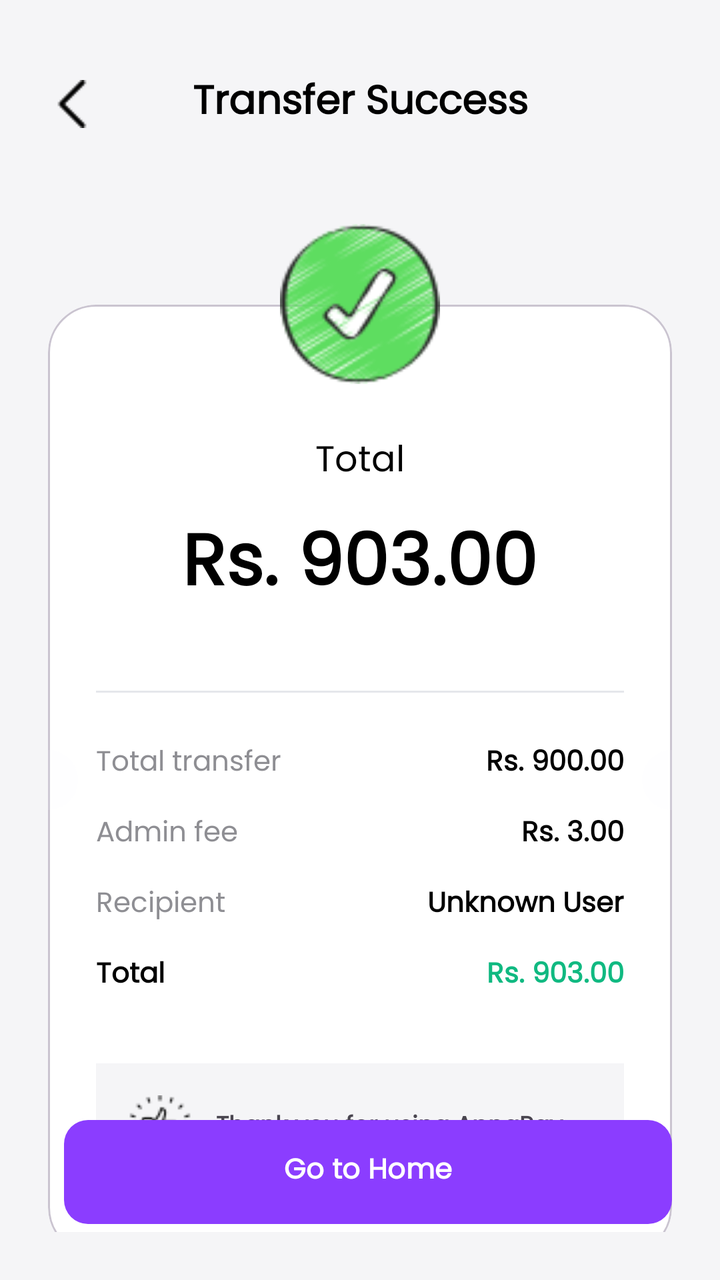
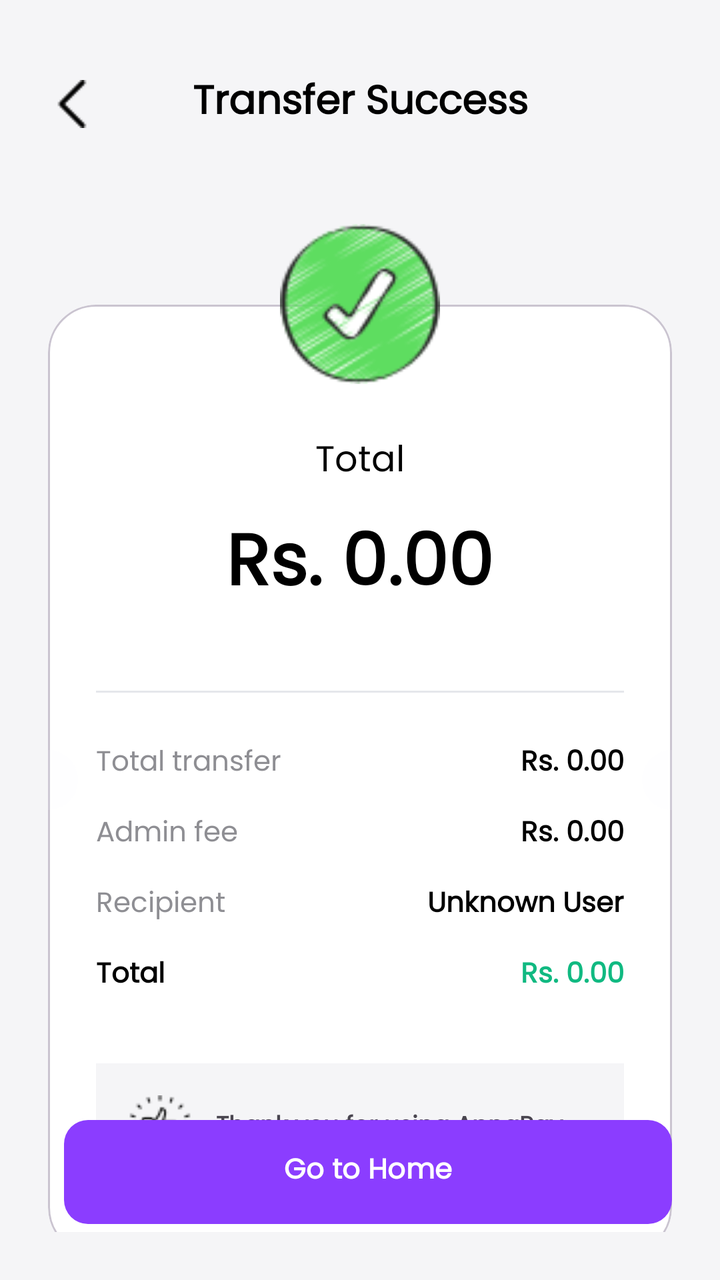

Screens rendered from an Android XML layout before and after an edit, with the pre-edit source and the edit as a unified diff.
<!-- AndroidManifest.xml: application theme Theme.ApnaPay -->
<!-- res/layout/activity_transfer_success.xml -->
<?xml version="1.0" encoding="utf-8"?>
<androidx.constraintlayout.widget.ConstraintLayout
    xmlns:android="http://schemas.android.com/apk/res/android"
    xmlns:app="http://schemas.android.com/apk/res-auto"
    android:layout_width="match_parent"
    android:layout_height="match_parent"
    android:background="@color/bg_light"
    android:padding="24dp">

    <ImageView
        android:id="@+id/btnBack"
        android:layout_width="24dp"
        android:layout_height="24dp"
        android:src="@drawable/back"
        app:tint="@color/text_main"
        android:layout_marginTop="16dp"
        app:layout_constraintTop_toTopOf="parent"
        app:layout_constraintStart_toStartOf="parent"/>

    <TextView
        android:layout_width="wrap_content"
        android:layout_height="wrap_content"
        android:text="Transfer Success"
        android:textSize="20sp"
        android:textStyle="bold"
        android:textColor="@color/text_main"
        app:layout_constraintTop_toTopOf="@id/btnBack"
        app:layout_constraintBottom_toBottomOf="@id/btnBack"
        app:layout_constraintStart_toStartOf="parent"
        app:layout_constraintEnd_toEndOf="parent"/>

    <ImageView
        android:id="@+id/imgSuccessCheck"
        android:layout_width="80dp"
        android:layout_height="80dp"
        android:layout_marginTop="48dp"
        android:background="@drawable/yes"
        app:tint="@color/apnapay_purple"
        android:padding="20dp"
        android:elevation="4dp"
        app:layout_constraintTop_toBottomOf="@id/btnBack"
        app:layout_constraintStart_toStartOf="parent"
        app:layout_constraintEnd_toEndOf="parent"/>

    
    <com.google.android.material.card.MaterialCardView
        android:id="@+id/receiptCard"
        android:layout_width="match_parent"
        android:layout_height="wrap_content"
        android:layout_marginTop="-40dp"
        app:cardBackgroundColor="@color/white"
        app:cardCornerRadius="24dp"
        app:cardElevation="0dp"
        app:layout_constraintTop_toBottomOf="@id/imgSuccessCheck">

        <LinearLayout
            android:layout_width="match_parent"
            android:layout_height="wrap_content"
            android:orientation="vertical"
            android:paddingTop="64dp"
            android:paddingBottom="32dp"
            android:paddingHorizontal="24dp"
            android:gravity="center_horizontal">

            <TextView
                android:layout_width="wrap_content"
                android:layout_height="wrap_content"
                android:text="Total"
                android:textColor="@color/text_main"
                android:textSize="18sp"/>

            <TextView
                android:id="@+id/tvSuccessAmount"
                android:layout_width="wrap_content"
                android:layout_height="wrap_content"
                android:text="Rs. 903.00"
                android:textColor="@color/text_main"
                android:textSize="36sp"
                android:textStyle="bold"
                android:layout_marginTop="8dp"/>

            
            <View
                android:layout_width="match_parent"
                android:layout_height="1dp"
                android:background="#E5E7EB"
                android:layout_marginTop="32dp"
                android:layout_marginBottom="24dp"/>

            
            <LinearLayout android:layout_width="match_parent" android:layout_height="wrap_content" android:orientation="horizontal">
                <TextView android:layout_width="0dp" android:layout_height="wrap_content" android:layout_weight="1" android:text="Total transfer" android:textColor="@color/text_muted"/>
                <TextView android:layout_width="wrap_content" android:layout_height="wrap_content" android:text="Rs. 900.00" android:textColor="@color/text_main" android:textStyle="bold"/>
            </LinearLayout>

            <LinearLayout android:layout_width="match_parent" android:layout_height="wrap_content" android:orientation="horizontal" android:layout_marginTop="12dp">
                <TextView android:layout_width="0dp" android:layout_height="wrap_content" android:layout_weight="1" android:text="Admin fee" android:textColor="@color/text_muted"/>
                <TextView android:layout_width="wrap_content" android:layout_height="wrap_content" android:text="Rs. 3.00" android:textColor="@color/text_main" android:textStyle="bold"/>
            </LinearLayout>
            
            <LinearLayout android:layout_width="match_parent" android:layout_height="wrap_content" android:orientation="horizontal" android:layout_marginTop="12dp">
                <TextView android:layout_width="0dp" android:layout_height="wrap_content" android:layout_weight="1" android:text="Recipient" android:textColor="@color/text_muted"/>
                <TextView android:id="@+id/tvSuccessRecipient" android:layout_width="wrap_content" android:layout_height="wrap_content" android:text="Unknown User" android:textColor="@color/text_main" android:textStyle="bold"/>
            </LinearLayout>

            <LinearLayout android:layout_width="match_parent" android:layout_height="wrap_content" android:orientation="horizontal" android:layout_marginTop="12dp">
                <TextView android:layout_width="0dp" android:layout_height="wrap_content" android:layout_weight="1" android:text="Total" android:textColor="@color/text_main" android:textStyle="bold"/>
                <TextView android:layout_width="wrap_content" android:layout_height="wrap_content" android:text="Rs. 903.00" android:textColor="@color/success_green" android:textStyle="bold"/>
            </LinearLayout>

            
            <LinearLayout
                android:layout_width="match_parent"
                android:layout_height="wrap_content"
                android:orientation="horizontal"
                android:background="@color/bg_light"
                android:padding="16dp"
                android:layout_marginTop="32dp"
                android:gravity="center_vertical">

                <ImageView
                    android:layout_width="32dp"
                    android:layout_height="32dp"
                    android:src="@drawable/great"
                    android:backgroundTint="@color/apnapay_purple_dark"
                    />

                <TextView
                    android:layout_width="wrap_content"
                    android:layout_height="wrap_content"
                    android:text="Thank you for using ApnaPay."
                    android:backgroundTint="@color/success_green"
                    android:textStyle="bold"
                    android:textSize="12sp"
                    android:layout_marginStart="12dp"/>
            </LinearLayout>

        </LinearLayout>
    </com.google.android.material.card.MaterialCardView>

    
    <View
        android:layout_width="30dp"
        android:layout_height="30dp"
        android:background="@drawable/bg_circle_translucent"
        android:backgroundTint="@color/bg_light"
        android:translationX="-15dp"
        app:layout_constraintTop_toTopOf="@id/receiptCard"
        app:layout_constraintBottom_toBottomOf="@id/receiptCard"
        app:layout_constraintStart_toStartOf="@id/receiptCard"/>

    <View
        android:layout_width="30dp"
        android:layout_height="30dp"
        android:background="@drawable/bg_circle_translucent"
        android:backgroundTint="@color/bg_light"
        android:translationX="15dp"
        app:layout_constraintTop_toTopOf="@id/receiptCard"
        app:layout_constraintBottom_toBottomOf="@id/receiptCard"
        app:layout_constraintEnd_toEndOf="@id/receiptCard"/>

    
    <LinearLayout
        android:layout_width="match_parent"
        android:layout_height="wrap_content"
        android:orientation="horizontal"
        app:layout_constraintBottom_toBottomOf="parent">

        <com.google.android.material.button.MaterialButton
            android:id="@+id/btnBackToHome"
            android:layout_width="0dp"
            android:layout_height="60dp"
            android:layout_weight="1"
            android:gravity="center"
            android:text="Go to Home"
            android:textAllCaps="false"
            android:textStyle="bold"
            app:backgroundTint="@color/apnapay_purple"
            app:cornerRadius="12dp"
            android:layout_marginStart="8dp"/>
    </LinearLayout>

</androidx.constraintlayout.widget.ConstraintLayout>
<!-- resources referenced by this layout -->
<resources>
  <color name="apnapay_purple">#8b3dff</color>
  <color name="apnapay_purple_dark">#6a1b9a</color>
  <color name="bg_light">#F5F5F7</color>
  <color name="success_green">#10B981</color>
  <color name="text_main">#000000</color>
  <color name="text_muted">#8E8E93</color>
  <color name="white">#FFFFFFFF</color>
  <!-- drawable back: png bitmap (drawable, 297 bytes) -->
  <!-- drawable bg_circle_translucent (drawable) -->
  <?xml version="1.0" encoding="utf-8"?>
  <shape xmlns:android="http://schemas.android.com/apk/res/android"
      android:shape="rectangle">
  
      <solid android:color="#1AFFFFFF" />
  
      <corners android:radius="100dp" />
  
  </shape>
  <!-- drawable great: png bitmap (drawable, 745 bytes) -->
  <!-- drawable yes: png bitmap (drawable, 7148 bytes) -->
  <style name="Theme.ApnaPay" parent="Base.Theme.ApnaPay" />
  <style name="Base.Theme.ApnaPay" parent="Theme.Material3.DayNight.NoActionBar">
          <item name="fontFamily">@font/poppins</item>
      </style>
</resources>

<!-- the commit's change to res/layout/activity_transfer_success.xml (unified diff, before → after) -->
@@ -73,7 +73,7 @@
                 android:id="@+id/tvSuccessAmount"
                 android:layout_width="wrap_content"
                 android:layout_height="wrap_content"
-                android:text="Rs. 903.00"
+                android:text="Rs. 0.00"
                 android:textColor="@color/text_main"
                 android:textSize="36sp"
                 android:textStyle="bold"
@@ -90,14 +90,14 @@
             
             <LinearLayout android:layout_width="match_parent" android:layout_height="wrap_content" android:orientation="horizontal">
                 <TextView android:layout_width="0dp" android:layout_height="wrap_content" android:layout_weight="1" android:text="Total transfer" android:textColor="@color/text_muted"/>
-                <TextView android:layout_width="wrap_content" android:layout_height="wrap_content" android:text="Rs. 900.00" android:textColor="@color/text_main" android:textStyle="bold"/>
+                <TextView android:id="@+id/tvDetailTransferAmount" android:layout_width="wrap_content" android:layout_height="wrap_content" android:text="Rs. 0.00" android:textColor="@color/text_main" android:textStyle="bold"/>
             </LinearLayout>
 
             <LinearLayout android:layout_width="match_parent" android:layout_height="wrap_content" android:orientation="horizontal" android:layout_marginTop="12dp">
                 <TextView android:layout_width="0dp" android:layout_height="wrap_content" android:layout_weight="1" android:text="Admin fee" android:textColor="@color/text_muted"/>
-                <TextView android:layout_width="wrap_content" android:layout_height="wrap_content" android:text="Rs. 3.00" android:textColor="@color/text_main" android:textStyle="bold"/>
+                <TextView android:layout_width="wrap_content" android:layout_height="wrap_content" android:text="Rs. 0.00" android:textColor="@color/text_main" android:textStyle="bold"/>
             </LinearLayout>
-            
+
             <LinearLayout android:layout_width="match_parent" android:layout_height="wrap_content" android:orientation="horizontal" android:layout_marginTop="12dp">
                 <TextView android:layout_width="0dp" android:layout_height="wrap_content" android:layout_weight="1" android:text="Recipient" android:textColor="@color/text_muted"/>
                 <TextView android:id="@+id/tvSuccessRecipient" android:layout_width="wrap_content" android:layout_height="wrap_content" android:text="Unknown User" android:textColor="@color/text_main" android:textStyle="bold"/>
@@ -105,7 +105,7 @@
 
             <LinearLayout android:layout_width="match_parent" android:layout_height="wrap_content" android:orientation="horizontal" android:layout_marginTop="12dp">
                 <TextView android:layout_width="0dp" android:layout_height="wrap_content" android:layout_weight="1" android:text="Total" android:textColor="@color/text_main" android:textStyle="bold"/>
-                <TextView android:layout_width="wrap_content" android:layout_height="wrap_content" android:text="Rs. 903.00" android:textColor="@color/success_green" android:textStyle="bold"/>
+                <TextView android:id="@+id/tvDetailTotalAmount" android:layout_width="wrap_content" android:layout_height="wrap_content" android:text="Rs. 0.00" android:textColor="@color/success_green" android:textStyle="bold"/>
             </LinearLayout>
 
             
